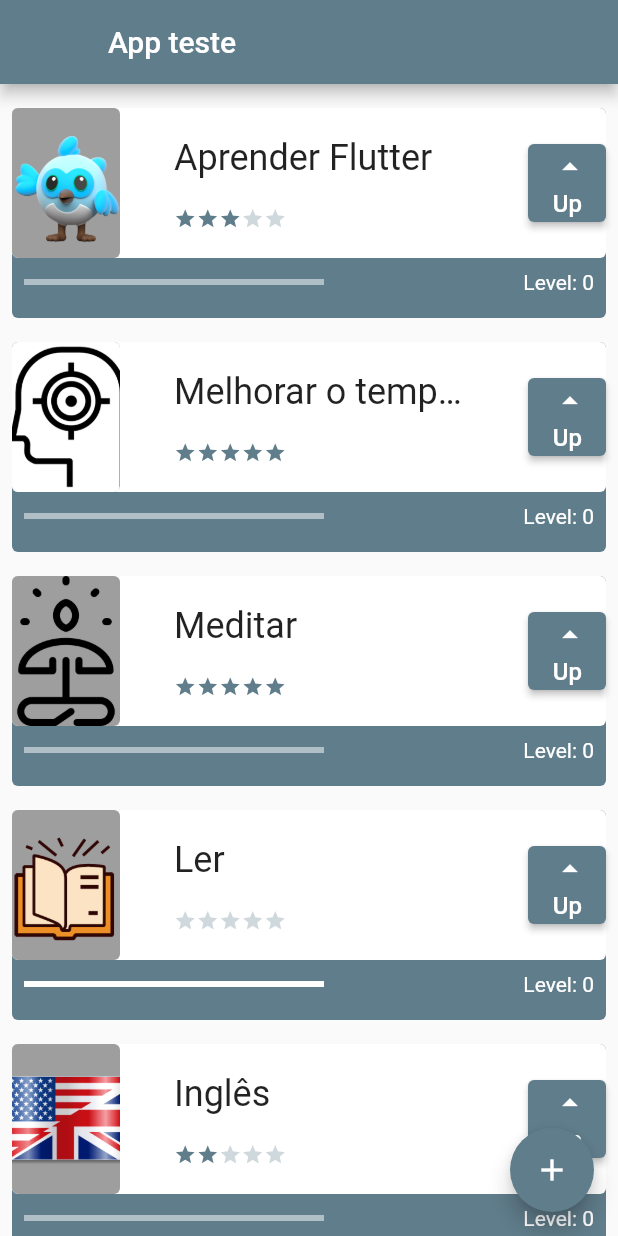
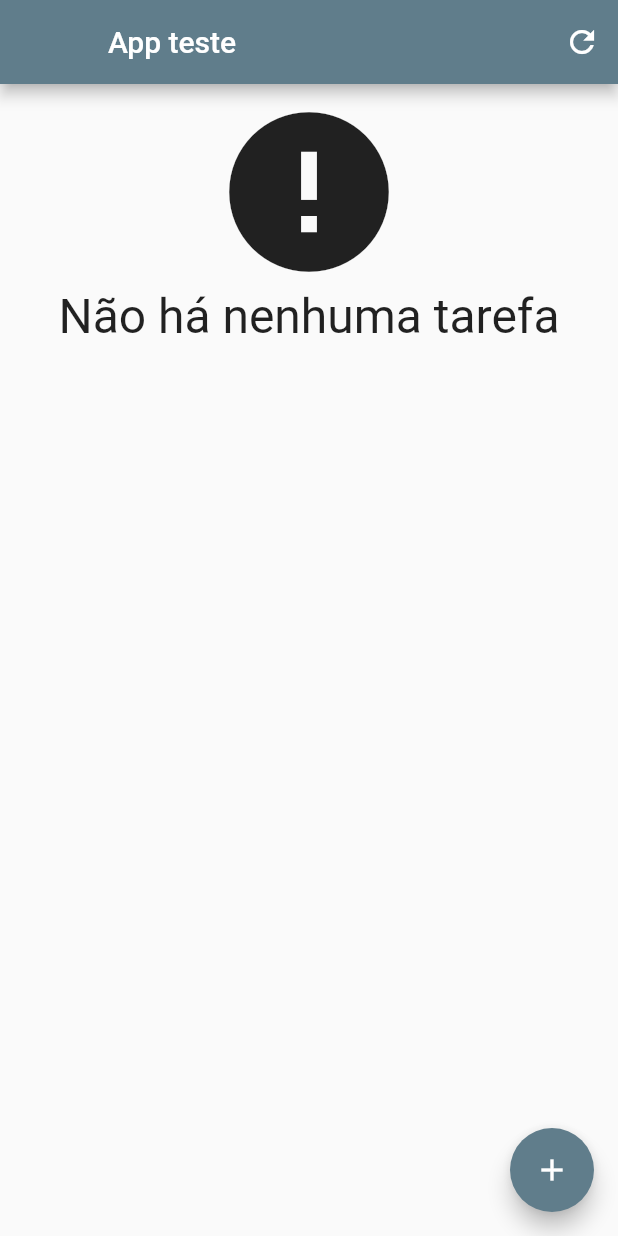
Before and after one commit to LuizR99/flutter_introduction, a Flutter app: the screen it shows after launch, on a phone screen of 412 x 824 dp. Run offline on Flutter 3.47's test engine with Material 2 defaults, Android fonts, the phone set to English and light mode, and no system bars; our stand-ins replace sqflite; accounts and stored records are empty.

Commit message:
DAO implementation

```diff
--- a/lib/components/task.dart
+++ b/lib/components/task.dart
@@ -1,5 +1,6 @@
 import 'package:flutter/material.dart';
 
+import '../data/task_dao.dart';
 import 'difficulty.dart';
 
 class Task extends StatefulWidget {
@@ -91,6 +92,7 @@ class _TaskState extends State<Task> {
                       height: 52,
                       width: 52,
                       child: ElevatedButton(
+                        onLongPress: (){TaskDao().delete(widget.name);},
                           onPressed: () {
                             setState(() {
                               widget.level++;
--- /dev/null
+++ b/lib/data/task_dao.dart
@@ -0,0 +1,86 @@
+import 'package:introduction/data/database.dart';
+import 'package:sqflite/sqflite.dart';
+
+import '../components/task.dart';
+
+class TaskDao {
+  static const String tableSql = 'CREATE TABLE $_tablename('
+      '$_name TEXT, '
+      '$_difficulty INTEGER, '
+      '$_image TEXT)';
+
+  static const String _tablename = 'taskTable';
+  static const String _name = 'name';
+  static const String _difficulty = 'difficulty';
+  static const String _image = 'image';
+
+  save(Task newTask) async {
+    print('Iniciando o save: ');
+    final Database database = await getDatabase();
+    var itemExists = await find(newTask.name);
+    Map<String, dynamic> taskMap = toMap(newTask);
+    if (itemExists.isEmpty) {
+      print('A tarefa nao existia.');
+      return await database.insert(_tablename, taskMap);
+    } else {
+      print('A tarefa ja existia!');
+      return await database.update(
+        _tablename,
+        taskMap,
+        where: '$_name = ?',
+        whereArgs: [newTask.name],
+      );
+    }
+  }
+
+  Map<String, dynamic> toMap(Task task) {
+    print('Convertendo tarefa em Map: ');
+    final Map<String, dynamic> tasksMap = Map();
+    tasksMap[_name] = task.name;
+    tasksMap[_difficulty] = task.difficulty;
+    tasksMap[_image] = task.image;
+    print('Mapa de tarefas: $tasksMap');
+    return tasksMap;
+  }
+
+  Future<List<Task>> findAll() async {
+    print('Acessando o findAll: ');
+    final Database database = await getDatabase();
+    final List<Map<String, dynamic>> result = await database.query(_tablename);
+    print('Procurando dados no bd ... encontrado: $result');
+    return toList(result);
+  }
+
+  List<Task> toList(List<Map<String, dynamic>> tasksMap) {
+    print('Convertendo to list');
+    final List<Task> tasks = [];
+    for (Map<String, dynamic> line in tasksMap) {
+      final Task task = Task(line[_name], line[_image], line[_difficulty]);
+      tasks.add(task);
+    }
+    print('Lista de tarefas $tasks');
+    return tasks;
+  }
+
+  Future<List<Task>> find(String name) async {
+    print('Acessando find: ');
+    final Database database = await getDatabase();
+    final List<Map<String, dynamic>> result = await database.query(
+      _tablename,
+      where: '$_name = ?',
+      whereArgs: [name],
+    );
+    print('Tarefa encontrada: ${toList(result)}');
+    return toList(result);
+  }
+
+  delete(String name) async {
+    print('Deletando tarefa: $name');
+    final Database database = await getDatabase();
+    return database.delete(
+      _tablename,
+      where: '$_name = ?',
+      whereArgs: [name],
+    );
+  }
+}
--- a/lib/screens/initial_screen.dart
+++ b/lib/screens/initial_screen.dart
@@ -1,5 +1,6 @@
 import 'package:flutter/material.dart';
 import 'package:introduction/components/task.dart';
+import 'package:introduction/data/task_dao.dart';
 import 'package:introduction/data/task_inherited.dart';
 import 'package:introduction/screens/form_screen.dart';
 
@@ -16,20 +17,84 @@ class _InitialScreenState extends State<InitialScreen> {
     return Scaffold(
       appBar: AppBar(
         leading: Container(),
+        actions: [IconButton(onPressed: (){setState(() {});}, icon: Icon(Icons.refresh))],
         title: const Text('App teste'),
       ),
-      body: ListView(
-        children: TaskInherited.of(context).taskList,
+      body: Padding(
         padding: EdgeInsets.only(top: 8, bottom: 70),
+        child: FutureBuilder<List<Task>>(
+            future: TaskDao().findAll(),
+            builder: (context, snapshot) {
+              List<Task>? items = snapshot.data;
+              switch (snapshot.connectionState) {
+                case ConnectionState.none:
+                  return Center(
+                    child: Column(
+                      children: [
+                        CircularProgressIndicator(),
+                        Text('Carregando'),
+                      ],
+                    ),
+                  );
+                  break;
+                case ConnectionState.waiting:
+                  return Center(
+                    child: Column(
+                      children: [
+                        CircularProgressIndicator(),
+                        Text('Carregando'),
+                      ],
+                    ),
+                  );
+                  break;
+                case ConnectionState.active:
+                  return Center(
+                    child: Column(
+                      children: [
+                        CircularProgressIndicator(),
+                        Text('Carregando'),
+                      ],
+                    ),
+                  );
+                  break;
+                case ConnectionState.done:
+                  if (snapshot.hasData && items != null) {
+                    if (items.isNotEmpty) {
+                      return ListView.builder(
+                          itemCount: items.length,
+                          itemBuilder: (BuildContext context, int index) {
+                            final Task task = items[index];
+                            return task;
+                          });
+                    }
+                    return Center(
+                      child: Column(
+                        children: [
+                          Icon(Icons.error, size: 128),
+                          Text(
+                            'Não há nenhuma tarefa',
+                            style: TextStyle(fontSize: 32),
+                          )
+                        ],
+                      ),
+                    );
+                  }
+                  return Text('Erro ao carregar tarefas');
+                  break;
+              }
+              return Text('Erro desconhecido');
+            }),
       ),
       floatingActionButton: FloatingActionButton(
         onPressed: () {
           Navigator.push(
             context,
             MaterialPageRoute(
-              builder: (contextNew) => FormScreen(taskContext: context),
+              builder: (contextNew) => FormScreen(
+                taskContext: context,
+              ),
             ),
-          );
+          ).then((value) => setState(() {print('recarregando tarefa');}));
         },
         child: const Icon(Icons.add),
       ),
--- a/pubspec.yaml
+++ b/pubspec.yaml
@@ -35,6 +35,7 @@ dependencies:
   # The following adds the Cupertino Icons font to your application.
   # Use with the CupertinoIcons class for iOS style icons.
   cupertino_icons: ^1.0.2
+  sqflite: ^2.0.3+1
 
 dev_dependencies:
   flutter_test:
```
Also changed, not shown: lib/data/database.dart (added, +10 -0 lines), lib/screens/form_screen.dart (+8 -2 lines), pubspec.lock, 1 other file.
